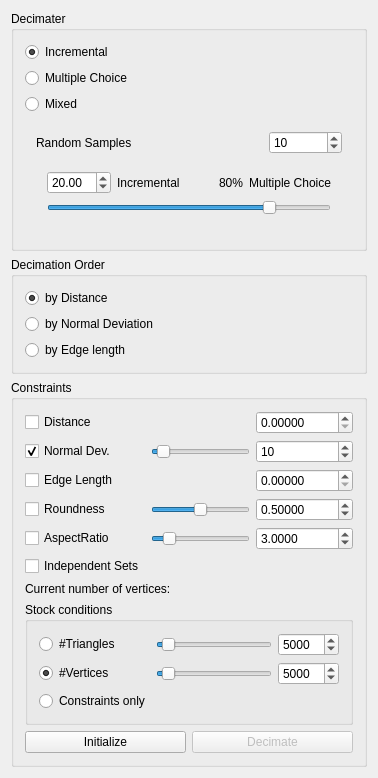
The window that Plugin-Decimater/decimaterToolbar.ui (ShenRen/OpenFlipper) describes before a commit, drawn with Qt 5.
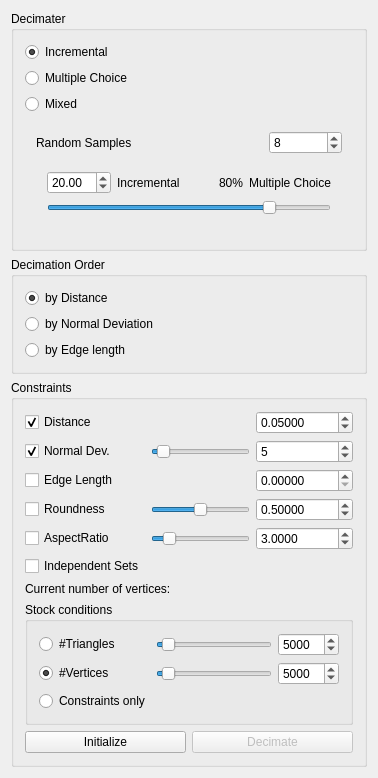
The same window after the commit.

Diff of the .ui file:
```diff
--- a/Plugin-Decimater/decimaterToolbar.ui
+++ b/Plugin-Decimater/decimaterToolbar.ui
@@ -81,7 +81,7 @@
             <number>50</number>
            </property>
            <property name="value">
-            <number>10</number>
+            <number>8</number>
            </property>
           </widget>
          </item>
@@ -211,6 +211,9 @@
           <property name="text">
            <string>Distance</string>
           </property>
+          <property name="checked">
+           <bool>true</bool>
+          </property>
          </widget>
         </item>
         <item row="0" column="2">
@@ -228,7 +231,7 @@
            <double>1.000000000000000</double>
           </property>
           <property name="value">
-           <double>0.000000000000000</double>
+           <double>0.050000000000000</double>
           </property>
          </widget>
         </item>
@@ -292,7 +295,7 @@
            <number>180</number>
           </property>
           <property name="value">
-           <number>10</number>
+           <number>5</number>
           </property>
          </widget>
         </item>
```
Left out of the diff: 34 changed lines with no effect on the pictures.
